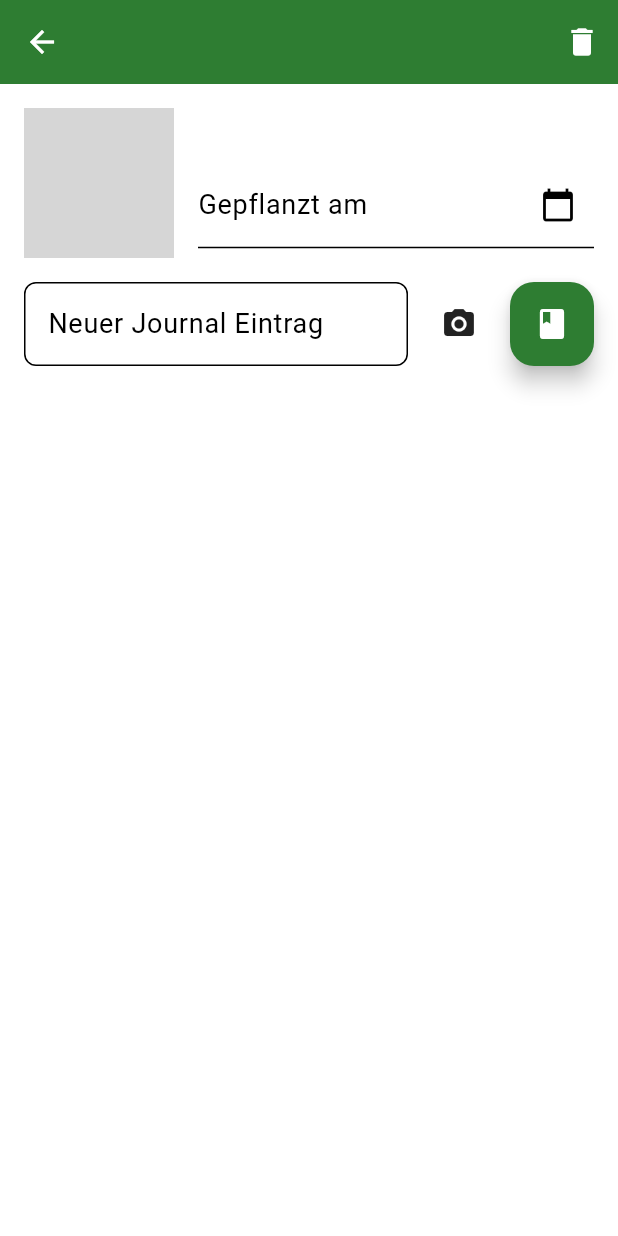
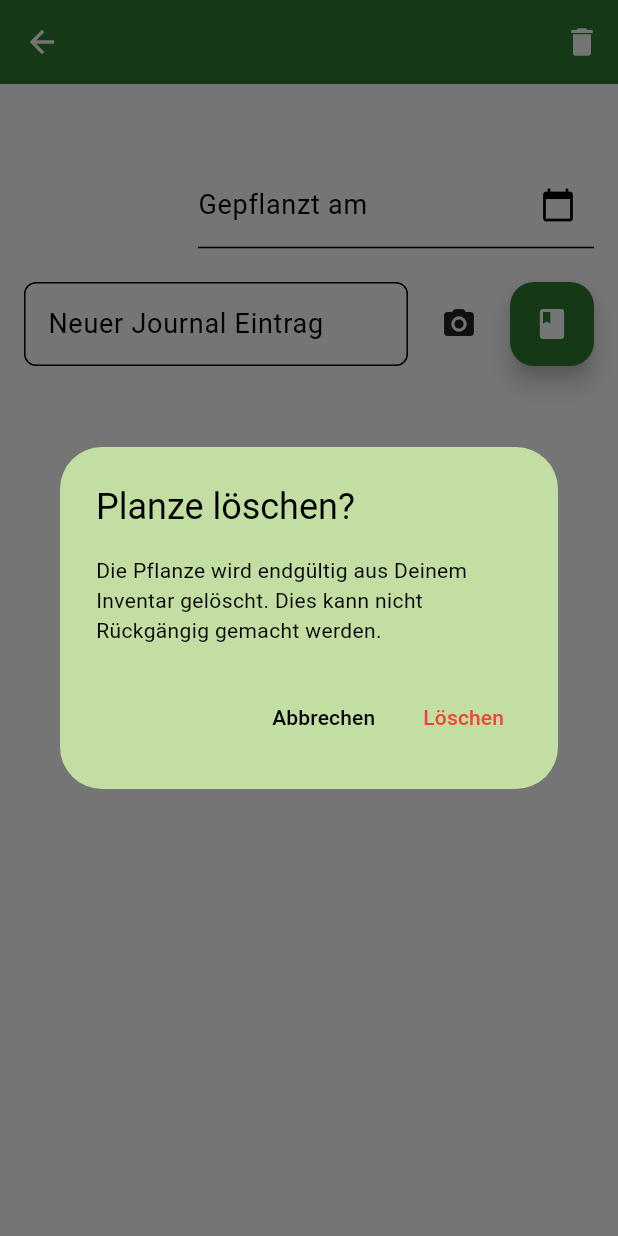
Before and after one commit to FelixDigitalis/SproutJournal, a Flutter app: the PlantJournalPage screen opened directly with empty values, after a tap on the "delete" icon, on a phone screen of 412 x 824 dp. Run offline on Flutter 3.47's test engine with Material 3 defaults, Android fonts, the phone set to English and light mode, and no system bars; our stand-ins replace image_picker, logger, sqflite; accounts and stored records are empty; grey boxes are pictures that could not be loaded.

Commit message:
plants can be deleted from inventory

```diff
--- a/lib/screens/pages/plant_journal_page.dart
+++ b/lib/screens/pages/plant_journal_page.dart
@@ -1,4 +1,5 @@
 import 'package:flutter/material.dart';
+import 'package:sprout_journal/services/inventory_manager.dart';
 import '../../models/plant_model.dart';
 import '../../services/journal_entry_manager.dart';
 import '../elements/plant_journal/journal_entry_element.dart';
@@ -9,7 +10,6 @@ import 'package:sprout_journal/utils/log.dart';
 class PlantJournalPage extends StatefulWidget {
   final Plant plant;
   final Map<String, dynamic> plantFromManager;
-
 
   const PlantJournalPage({
     super.key,
@@ -80,6 +80,7 @@ class PlantJournalPageState extends State<PlantJournalPage> {
               JournalPosterElement(
                 postController: _postController,
                 plantID: plantID,
+                uuid: dbUUID,
                 fetchJournalEntries: _fetchJournalEntries,
               ),
               const SizedBox(height: 20),
@@ -148,16 +149,59 @@ class PlantJournalPageState extends State<PlantJournalPage> {
     );
   }
 
-  AppBar _buildAppBar(BuildContext context) {
+    AppBar _buildAppBar(BuildContext context) {
     return AppBar(
       backgroundColor: Theme.of(context).colorScheme.primary,
       actions: [
         IconButton(
             icon: const Icon(Icons.delete),
             onPressed: () {
-              // TODO: Implement delete plant
+              // InventoryManager.instance.deletePlant(dbUUID);
+              _showDeletePlantDialog(context);
+              // Navigator.pop(context, true);
             }),
       ],
+    );
+  }
+
+  void _showDeletePlantDialog(BuildContext context) {
+    showDialog(
+      context: context,
+      builder: (BuildContext context) {
+        return AlertDialog(
+          backgroundColor: Theme.of(context).colorScheme.secondary,
+          title: Text(
+            'Planze löschen?',
+            style: TextStyle(color: Theme.of(context).colorScheme.onSecondary),
+          ),
+          content: Text(
+            'Die Pflanze wird endgültig aus Deinem Inventar gelöscht. Dies kann nicht Rückgängig gemacht werden.',
+            style: TextStyle(color: Theme.of(context).colorScheme.onSecondary),
+          ),
+          actions: <Widget>[
+            TextButton(
+              onPressed: () {
+                Navigator.of(context).pop();
+              },
+              child: Text(
+                'Abbrechen',
+                style:
+                    TextStyle(color: Theme.of(context).colorScheme.onSecondary),
+              ),
+            ),
+            TextButton(
+              onPressed: () {
+                InventoryManager.instance.deletePlant(dbUUID);
+                Navigator.pop(context, true);
+              },
+              child: const Text(
+                'Löschen',
+                style: TextStyle(color: Colors.red),
+              ),
+            ),
+          ],
+        );
+      },
     );
   }
 
```
Also changed, not shown: lib/screens/elements/plant_journal/journal_poster_element.dart (+14 -4 lines), lib/services/journal_entry_manager.dart (+8 -0 lines).
